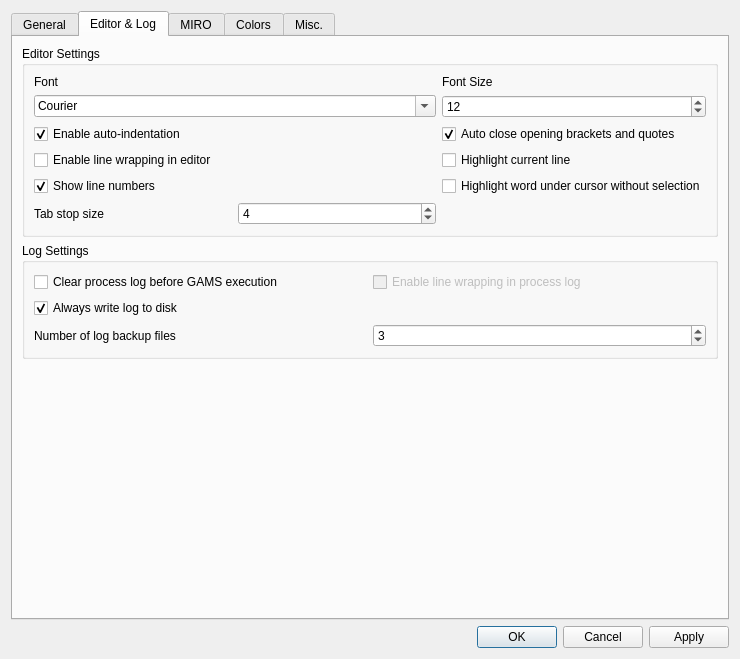
GAMS-dev/studio, file src/settingsdialog.ui: the form before one commit.
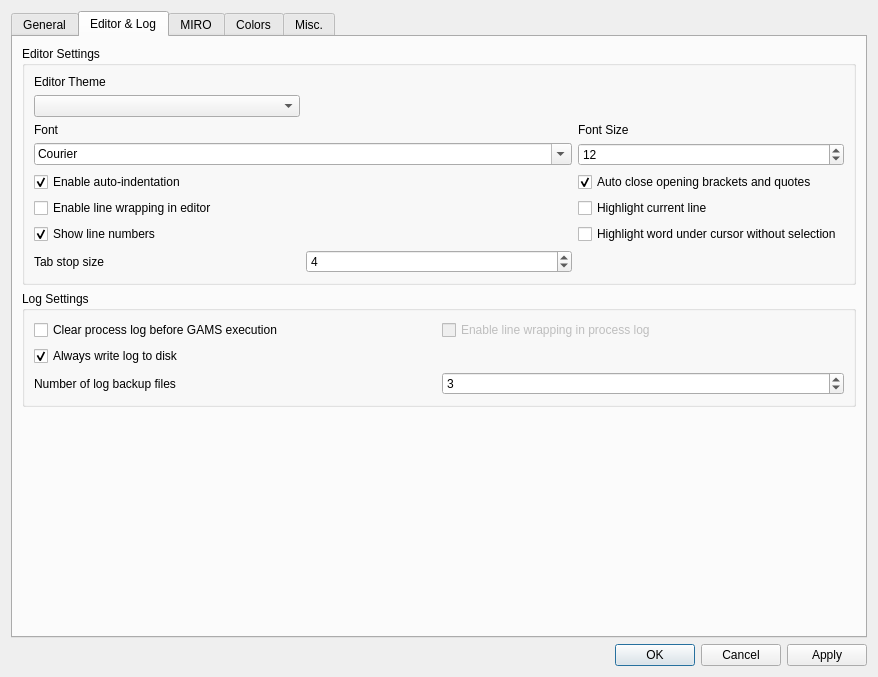
The form after the commit. The open tabs and pages were chosen to show the change.

Commit message: added simple theme switch

The edit to the form file:
```diff
--- a/src/settingsdialog.ui
+++ b/src/settingsdialog.ui
@@ -6,8 +6,8 @@
    <rect>
     <x>0</x>
     <y>0</y>
-    <width>740</width>
-    <height>659</height>
+    <width>878</width>
+    <height>677</height>
    </rect>
   </property>
   <property name="windowTitle">
@@ -212,49 +212,7 @@
           <string>Editor Settings</string>
          </property>
          <layout class="QGridLayout" name="gridLayout_5">
-          <item row="7" column="0">
-           <widget class="QLabel" name="label_tabsize">
-            <property name="sizePolicy">
-             <sizepolicy hsizetype="Preferred" vsizetype="Preferred">
-              <horstretch>0</horstretch>
-              <verstretch>0</verstretch>
-             </sizepolicy>
-            </property>
-            <property name="text">
-             <string>Tab stop size</string>
-            </property>
-           </widget>
-          </item>
-          <item row="0" column="2">
-           <widget class="QLabel" name="label_3">
-            <property name="text">
-             <string>Font Size</string>
-            </property>
-           </widget>
-          </item>
-          <item row="3" column="0">
-           <widget class="QCheckBox" name="cb_linewrap_editor">
-            <property name="enabled">
-             <bool>true</bool>
-            </property>
-            <property name="sizePolicy">
-             <sizepolicy hsizetype="Minimum" vsizetype="Preferred">
-              <horstretch>0</horstretch>
-              <verstretch>0</verstretch>
-             </sizepolicy>
-            </property>
-            <property name="text">
-             <string>Enable line wrapping in editor</string>
-            </property>
-            <property name="checkable">
-             <bool>true</bool>
-            </property>
-            <property name="checked">
-             <bool>false</bool>
-            </property>
-           </widget>
-          </item>
-          <item row="1" column="0" colspan="2">
+          <item row="3" column="0" colspan="2">
            <widget class="QFontComboBox" name="fontComboBox">
             <property name="fontFilters">
              <set>QFontComboBox::MonospacedFonts</set>
@@ -267,42 +225,7 @@
             </property>
            </widget>
           </item>
-          <item row="1" column="2">
-           <widget class="QSpinBox" name="sb_fontsize">
-            <property name="minimum">
-             <number>5</number>
-            </property>
-            <property name="maximum">
-             <number>50</number>
-            </property>
-            <property name="value">
-             <number>12</number>
-            </property>
-           </widget>
-          </item>
           <item row="5" column="2">
-           <widget class="QCheckBox" name="cb_highlightUnderCursor">
-            <property name="enabled">
-             <bool>true</bool>
-            </property>
-            <property name="sizePolicy">
-             <sizepolicy hsizetype="Minimum" vsizetype="Preferred">
-              <horstretch>0</horstretch>
-              <verstretch>0</verstretch>
-             </sizepolicy>
-            </property>
-            <property name="toolTip">
-             <string>When activated all occurrences of the word that is currently under the text cursor will be highlighted. When deactivated a selection of the word is needed.</string>
-            </property>
-            <property name="text">
-             <string>Highlight word under cursor without selection</string>
-            </property>
-            <property name="checkable">
-             <bool>true</bool>
-            </property>
-           </widget>
-          </item>
-          <item row="3" column="2">
            <widget class="QCheckBox" name="cb_highlightcurrent">
             <property name="enabled">
              <bool>true</bool>
@@ -321,7 +244,20 @@
             </property>
            </widget>
           </item>
-          <item row="7" column="1">
+          <item row="3" column="2">
+           <widget class="QSpinBox" name="sb_fontsize">
+            <property name="minimum">
+             <number>5</number>
+            </property>
+            <property name="maximum">
+             <number>50</number>
+            </property>
+            <property name="value">
+             <number>12</number>
+            </property>
+           </widget>
+          </item>
+          <item row="9" column="1">
            <widget class="QSpinBox" name="sb_tabsize">
             <property name="enabled">
              <bool>true</bool>
@@ -338,13 +274,43 @@
            </widget>
           </item>
           <item row="0" column="0">
-           <widget class="QLabel" name="label_2">
+           <widget class="QLabel" name="label_11">
             <property name="text">
-             <string>Font</string>
+             <string>Editor Theme</string>
             </property>
            </widget>
           </item>
-          <item row="2" column="0">
+          <item row="2" column="2">
+           <widget class="QLabel" name="label_3">
+            <property name="text">
+             <string>Font Size</string>
+            </property>
+           </widget>
+          </item>
+          <item row="4" column="2">
+           <widget class="QCheckBox" name="cb_autoclose">
+            <property name="text">
+             <string>Auto close opening brackets and quotes</string>
+            </property>
+            <property name="checked">
+             <bool>true</bool>
+            </property>
+           </widget>
+          </item>
+          <item row="9" column="0">
+           <widget class="QLabel" name="label_tabsize">
+            <property name="sizePolicy">
+             <sizepolicy hsizetype="Preferred" vsizetype="Preferred">
+              <horstretch>0</horstretch>
+              <verstretch>0</verstretch>
+             </sizepolicy>
+            </property>
+            <property name="text">
+             <string>Tab stop size</string>
+            </property>
+           </widget>
+          </item>
+          <item row="4" column="0">
            <widget class="QCheckBox" name="cb_autoindent">
             <property name="enabled">
              <bool>true</bool>
@@ -366,7 +332,58 @@
             </property>
            </widget>
           </item>
+          <item row="2" column="0">
+           <widget class="QLabel" name="label_2">
+            <property name="text">
+             <string>Font</string>
+            </property>
+           </widget>
+          </item>
           <item row="5" column="0">
+           <widget class="QCheckBox" name="cb_linewrap_editor">
+            <property name="enabled">
+             <bool>true</bool>
+            </property>
+            <property name="sizePolicy">
+             <sizepolicy hsizetype="Minimum" vsizetype="Preferred">
+              <horstretch>0</horstretch>
+              <verstretch>0</verstretch>
+             </sizepolicy>
+            </property>
+            <property name="text">
+             <string>Enable line wrapping in editor</string>
+            </property>
+            <property name="checkable">
+             <bool>true</bool>
+            </property>
+            <property name="checked">
+             <bool>false</bool>
+            </property>
+           </widget>
+          </item>
+          <item row="7" column="2">
+           <widget class="QCheckBox" name="cb_highlightUnderCursor">
+            <property name="enabled">
+             <bool>true</bool>
+            </property>
+            <property name="sizePolicy">
+             <sizepolicy hsizetype="Minimum" vsizetype="Preferred">
+              <horstretch>0</horstretch>
+              <verstretch>0</verstretch>
+             </sizepolicy>
+            </property>
+            <property name="toolTip">
+             <string>When activated all occurrences of the word that is currently under the text cursor will be highlighted. When deactivated a selection of the word is needed.</string>
+            </property>
+            <property name="text">
+             <string>Highlight word under cursor without selection</string>
+            </property>
+            <property name="checkable">
+             <bool>true</bool>
+            </property>
+           </widget>
+          </item>
+          <item row="7" column="0">
            <widget class="QCheckBox" name="cb_showlinenr">
             <property name="enabled">
              <bool>true</bool>
@@ -388,15 +405,8 @@
             </property>
            </widget>
           </item>
-          <item row="2" column="2">
-           <widget class="QCheckBox" name="cb_autoclose">
-            <property name="text">
-             <string>Auto close opening brackets and quotes</string>
-            </property>
-            <property name="checked">
-             <bool>true</bool>
-            </property>
-           </widget>
+          <item row="1" column="0">
+           <widget class="QComboBox" name="combo_editorTheme"/>
           </item>
          </layout>
         </widget>
```
Left out of the diff: 33 changed lines with no effect on the pictures. The commit also changes 4 other files.
